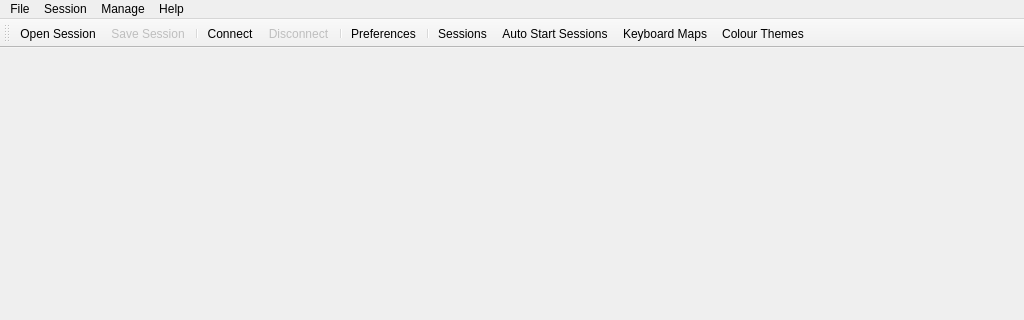
HobbitHacker/Q3270, file src/MainWindowDialog.ui: the form before one commit; both pictures show x 0 to 1024 and y 0 to 320 of the 1024 by 768 pixel window.
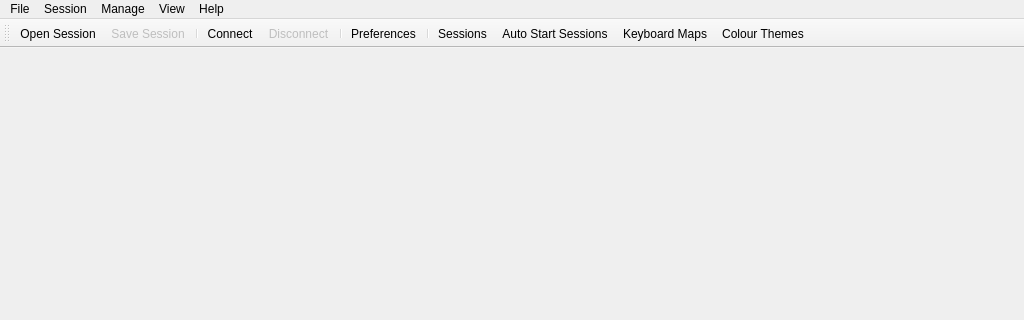
The form after the commit. Icons and pictures are not drawn.

Commit message:
New View menu
View menu introduced, which allows the user to show/hide the toolbar.
This is also persisted across sessions, at a global level for Q3270.

The edit to the form file:
```diff
--- a/src/MainWindowDialog.ui
+++ b/src/MainWindowDialog.ui
@@ -79,9 +79,16 @@
     <addaction name="actionKeyboardThemes"/>
     <addaction name="actionColourThemes"/>
    </widget>
+   <widget class="QMenu" name="menuView">
+    <property name="title">
+     <string>View</string>
+    </property>
+    <addaction name="actionToolbar"/>
+   </widget>
    <addaction name="menuFile"/>
    <addaction name="menuConnect"/>
    <addaction name="menuManage"/>
+   <addaction name="menuView"/>
    <addaction name="menuHelp"/>
   </widget>
   <widget class="QToolBar" name="toolBar">
```
Left out of the diff: 11 changed lines with no effect on the pictures. The commit also changes 2 other files.
